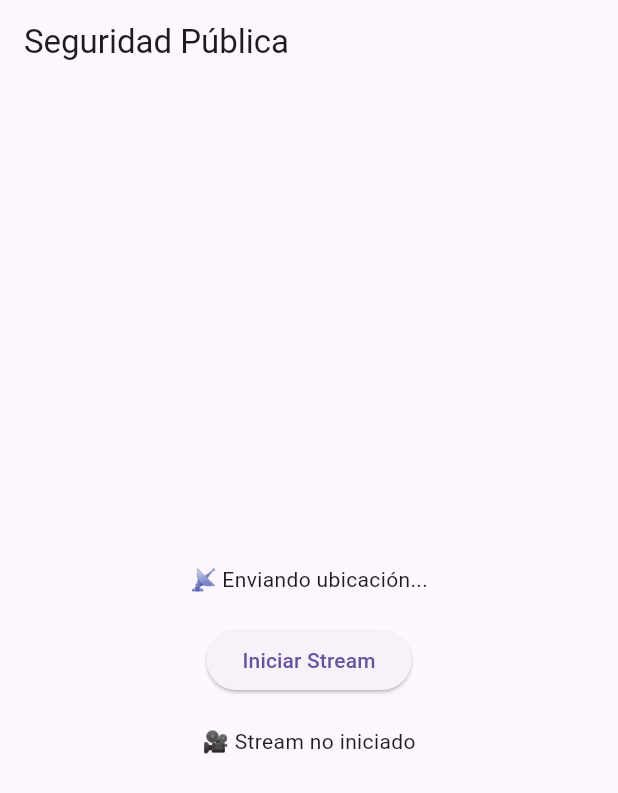
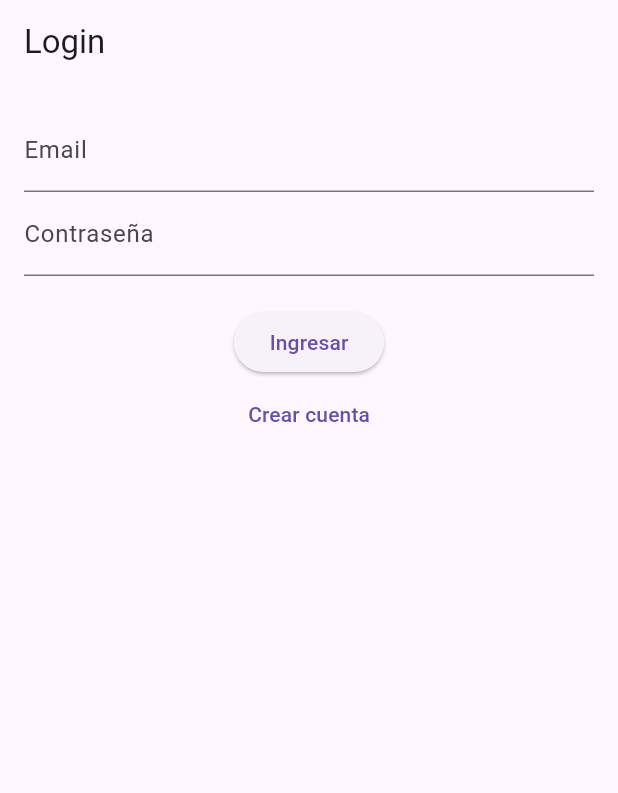
Before and after one commit to ClaudioDevp/Seguridad-plus-APP, a Flutter app: the screen it shows after launch, on a phone screen of 412 x 824 dp. Shown: the top 793 px of the screen. Run offline on Flutter 3.47's test engine with Material 3 defaults, Android fonts, the phone set to English and light mode, and no system bars; our stand-ins replace cloud_firestore, connectivity_plus, firebase_auth, firebase_core, geolocator; missing offline and left inert: flutter_webrtc, livekit_client; accounts and stored records are empty.

Commit message:
Reordenamiento de la estructura + agregado de firebase para login

```diff
--- /dev/null
+++ b/lib/controllers/streaming_controller.dart
@@ -0,0 +1,64 @@
+import 'dart:async';
+import 'package:flutter/material.dart';
+import 'package:flutter_webrtc/flutter_webrtc.dart';
+import '../services/location_service.dart';
+import '../services/livekit_service.dart';
+import '../services/status_service.dart';
+import 'package:livekit_client/livekit_client.dart';
+
+class StreamingController extends ChangeNotifier {
+  final LocationService locationService;
+  final LiveKitService liveKitService;
+  final StatusService statusService;
+
+  RTCVideoRenderer renderer = RTCVideoRenderer();
+  bool isStreaming = false;
+  Timer? _statusTimer;
+  final String userId;
+
+  StreamingController({
+    required this.locationService,
+    required this.liveKitService,
+    required this.statusService,
+    required this.userId,
+  });
+
+  Future<void> init() async {
+    await renderer.initialize();
+    locationService.startSendingLocation();
+    _startStatusTimer();
+  }
+
+  void _startStatusTimer() {
+    _statusTimer = Timer.periodic(const Duration(seconds: 5), (_) {
+      statusService.checkAndSendStatus(userId);
+    });
+  }
+
+  Future<void> startStreaming() async {
+    final track = await liveKitService.connectAndPublish();
+    if (track is LocalVideoTrack) {
+      final mediaStream = await createLocalMediaStream('local');
+      mediaStream.addTrack(track.mediaStreamTrack);
+      renderer.srcObject = mediaStream;
+      isStreaming = true;
+      notifyListeners();
+    }
+  }
+
+  Future<void> stopStreaming() async {
+    await liveKitService.disconnect();
+    renderer.srcObject = null;
+    isStreaming = false;
+    notifyListeners();
+    await renderer.dispose();
+  }
+
+  void dispose() {
+    renderer.dispose();
+    locationService.stopSendingLocation();
+    liveKitService.disconnect();
+    _statusTimer?.cancel();
+    super.dispose();
+  }
+}
--- a/lib/main.dart
+++ b/lib/main.dart
@@ -1,117 +1,70 @@
+import 'package:firebase_auth/firebase_auth.dart';
 import 'package:flutter/material.dart';
 import 'package:firebase_core/firebase_core.dart';
-import 'package:flutter_webrtc/flutter_webrtc.dart';
+import 'package:provider/provider.dart';
+import 'controllers/streaming_controller.dart';
+import 'services/location_service.dart';
+import 'services/livekit_service.dart';
+import 'services/status_service.dart';
+import 'pages/alert_page.dart';
 import 'firebase_options.dart';
-import 'location_service.dart';
-import 'livekit_service.dart';
-import 'status_service.dart'; // Nuevo import para el chequeo de estado
-import 'dart:async'; // Para el Timer
-import 'package:livekit_client/livekit_client.dart';
+import 'pages/login_page.dart';
+import 'services/auth_service.dart';
+import 'services/firestore_service.dart';
 
 void main() async {
   WidgetsFlutterBinding.ensureInitialized();
   await Firebase.initializeApp(
     options: DefaultFirebaseOptions.currentPlatform,
   );
-  runApp(const MyApp());
+
+  runApp(MaterialApp(
+    debugShowCheckedModeBanner: false,
+    home: AuthWrapper(),
+  ));
 }
 
-class MyApp extends StatefulWidget {
-  const MyApp({super.key});
 
-  @override
-  State<MyApp> createState() => _MyAppState();
-}
 
-class _MyAppState extends State<MyApp> {
-  final LocationService _locationService = LocationService();
-  final LiveKitService _liveKitService = LiveKitService();
-  final StatusService _statusService = StatusService(); // Instancia del servicio de estado
 
-  final RTCVideoRenderer _renderer = RTCVideoRenderer();
-  bool _isStreaming = false;
+class AuthWrapper extends StatelessWidget {
+  AuthWrapper({super.key});
 
-  Timer? _statusTimer; // Timer para enviar estado cada 5 seg
-  final String _userId = 'usuario1'; // Puedes reemplazar con UID real si usas Firebase Auth
-
-  @override
-  void initState() {
-    super.initState();
-    _initializeRenderer();
-    _locationService.startSendingLocation();
-
-    // Enviar estado al iniciar
-    _statusService.checkAndSendStatus(_userId);
-
-    // Enviar estado cada 5 segundos
-    _statusTimer = Timer.periodic(const Duration(seconds: 5), (_) {
-      _statusService.checkAndSendStatus(_userId);
-    });
-  }
-
-  Future<void> _initializeRenderer() async {
-    await _renderer.initialize();
-  }
-
-  Future<void> _startStreaming() async {
-    final track = await _liveKitService.connectAndPublish();
-    if (track is LocalVideoTrack) {
-      final mediaStream = await createLocalMediaStream('local');
-      mediaStream.addTrack(track.mediaStreamTrack);
-      _renderer.srcObject = mediaStream;
-
-      setState(() {
-        _isStreaming = true;
-      });
-    }
-  }
-
-  Future<void> _stopStreaming() async {
-    await _liveKitService.disconnect();
-    _renderer.srcObject = null;
-
-    setState(() {
-      _isStreaming = false;
-    });
-  }
-
-  @override
-  void dispose() {
-    _renderer.dispose();
-    _locationService.stopSendingLocation();
-    _liveKitService.disconnect();
-    _statusTimer?.cancel(); // Cancelar el timer al salir
-    super.dispose();
-  }
+  final AuthService _authService = AuthService( firestoreService: FirestoreService());
 
   @override
   Widget build(BuildContext context) {
-    return MaterialApp(
-      debugShowCheckedModeBanner: false,
-      home: Scaffold(
-        appBar: AppBar(title: const Text('Seguridad Pública')),
-        body: Center(
-          child: Column(
-            mainAxisAlignment: MainAxisAlignment.center,
-            children: [
-              const Text('📡 Enviando ubicación...'),
-              const SizedBox(height: 20),
-              ElevatedButton(
-                onPressed: _isStreaming ? _stopStreaming : _startStreaming,
-                child: Text(_isStreaming ? 'Detener Stream' : 'Iniciar Stream'),
+    return StreamBuilder<User?>(
+      stream: _authService.userChanges,
+      builder: (context, snapshot) {
+        if (snapshot.connectionState == ConnectionState.waiting) {
+          return const Scaffold(body: Center(child: CircularProgressIndicator()));
+        }
+
+        if (snapshot.hasData && snapshot.data != null) {
+          final user = snapshot.data!;
+          return MultiProvider(
+            providers: [
+              ChangeNotifierProvider(
+                create: (_) => StreamingController(
+                  locationService: LocationService(firestoreService: FirestoreService()),
+                  liveKitService: LiveKitService(),
+                  statusService: StatusService(),
+                  userId: user.uid,
+                )..init(),
               ),
-              const SizedBox(height: 20),
-              _isStreaming && _renderer.srcObject != null
-                  ? SizedBox(
-                      width: MediaQuery.of(context).size.width * 0.9, // 90% del ancho de pantalla
-                      height: MediaQuery.of(context).size.height * 0.6, // 60% del alto de pantalla
-                      child: RTCVideoView(_renderer),
-                    )
-                  : const Text('🎥 Stream no iniciado'),
             ],
-          ),
-        ),
-      ),
+            child: const AlertPage(),
+          );
+        } else {
+          return LoginPage(
+            authService: _authService,
+            onLogin: (user) {
+              // El StreamBuilder reaccionará automáticamente, no hace falta hacer nada aquí
+            },
+          );
+        }
+      },
     );
   }
 }
--- /dev/null
+++ b/lib/pages/login_page.dart
@@ -0,0 +1,92 @@
+import 'package:flutter/material.dart';
+import 'package:firebase_auth/firebase_auth.dart';
+import '../services/auth_service.dart'; // importa tu AuthService
+import './register_page.dart';
+
+class LoginPage extends StatefulWidget {
+  final void Function(User) onLogin;
+  final AuthService authService;
+
+  const LoginPage({
+    super.key,
+    required this.onLogin,
+    required this.authService,
+  });
+
+  @override
+  State<LoginPage> createState() => _LoginPageState();
+}
+
+class _LoginPageState extends State<LoginPage> {
+  final _emailController = TextEditingController();
+  final _passwordController = TextEditingController();
+  bool _isLoading = false;
+  String? _error;
+
+  Future<void> _login() async {
+    setState(() {
+      _isLoading = true;
+      _error = null;
+    });
+    try {
+      final user = await widget.authService.signIn(
+        _emailController.text.trim(),
+        _passwordController.text.trim(),
+      );
+      if (user != null) widget.onLogin(user);
+    } catch (e) {
+      setState(() {
+        _error = e.toString();
+      });
+    } finally {
+      setState(() {
+        _isLoading = false;
+      });
+    }
+  }
+
+  @override
+  Widget build(BuildContext context) {
+    return Scaffold(
+      appBar: AppBar(title: const Text('Login')),
+      body: Padding(
+        padding: const EdgeInsets.all(16),
+        child: Column(
+          children: [
+            if (_error != null)
+              Text(_error!, style: const TextStyle(color: Colors.red)),
+            TextField(
+              controller: _emailController,
+              decoration: const InputDecoration(labelText: 'Email'),
+              keyboardType: TextInputType.emailAddress,
+            ),
+            TextField(
+              controller: _passwordController,
+              decoration: const InputDecoration(labelText: 'Contraseña'),
+              obscureText: true,
+            ),
+            const SizedBox(height: 20),
+            if (_isLoading)
+              const CircularProgressIndicator()
+            else ...[
+              ElevatedButton(onPressed: _login, child: const Text('Ingresar')),
+              TextButton(
+                onPressed: () {
+                  Navigator.push(
+                    context,
+                    MaterialPageRoute(
+                      builder:
+                          (context) =>
+                              RegisterPage(authService: widget.authService),
+                    ),
+                  );
+                },
+                child: const Text('Crear cuenta'),
+              ),
+            ],
+          ],
+        ),
+      ),
+    );
+  }
+}
--- /dev/null
+++ b/lib/services/auth_service.dart
@@ -0,0 +1,34 @@
+import 'package:firebase_auth/firebase_auth.dart';
+import 'firestore_service.dart';  // importa tu FirestoreService
+
+class AuthService {
+  final FirebaseAuth _auth = FirebaseAuth.instance;
+  final FirestoreService firestoreService;
+
+  AuthService({required this.firestoreService});
+
+  Stream<User?> get userChanges => _auth.authStateChanges();
+
+  Future<User?> signIn(String email, String password) async {
+    final credential = await _auth.signInWithEmailAndPassword(email: email, password: password);
+    return credential.user;
+  }
+
+  Future<User?> register(String email, String password) async {
+    final credential = await _auth.createUserWithEmailAndPassword(email: email, password: password);
+    final user = credential.user;
+
+    if (user != null) {
+      // Crear documento en Firestore 'users' con info básica
+      await firestoreService.createUser(user.uid, {
+        'email': email,
+        'createdAt': DateTime.now(),
+      });
+    }
+    return user;
+  }
+
+  Future<void> signOut() async {
+    await _auth.signOut();
+  }
+}
--- a/lib/location_service.dart
+++ b/lib/services/location_service.dart
@@ -1,12 +1,13 @@
 // ignore_for_file: avoid_print
 
 import 'dart:async';
-import 'package:cloud_firestore/cloud_firestore.dart';
 import 'package:geolocator/geolocator.dart';
+import './firestore_service.dart';
 
 class LocationService {
-  final FirebaseFirestore _firestore = FirebaseFirestore.instance;
+  final FirestoreService firestoreService;
   Timer? _timer;
+  LocationService({required this.firestoreService});
 
   Future<void> startSendingLocation() async {
     bool serviceEnabled = await Geolocator.isLocationServiceEnabled();
@@ -29,16 +30,11 @@ class LocationService {
       return;
     }
 
-    // Empieza a enviar la ubicación cada 10 segundos
+    // Empieza a enviar la ubicación cada 15 segundos
     _timer = Timer.periodic(Duration(seconds: 15), (timer) async {
       try {
         Position position = await Geolocator.getCurrentPosition();
-        await _firestore.collection('ubicaciones').doc('usuario_1').set({
-          'latitud': position.latitude,
-          'longitud': position.longitude,
-          'timestamp': FieldValue.serverTimestamp(),
-        });
-
+        await firestoreService.saveUserLocation("usuario_1", position.latitude, position.longitude);
         print('Ubicación enviada: ${position.latitude}, ${position.longitude}');
       } catch (e) {
         print('Error al obtener ubicación: $e');
--- a/lib/status_service.dart
+++ b/lib/services/status_service.dart
@@ -8,11 +8,13 @@ class StatusService {
   Future<void> checkAndSendStatus(String userId) async {
     final ubicacionActiva = await _isLocationEnabled();
     final internetActivo = await _hasInternet();
+    final alertaActiva = await _hasActiveAlert();
 
     final data = {
       'ubicacion_activada': ubicacionActiva,
       'conectado_internet': internetActivo,
       'ultima_actualizacion': DateTime.now(),
+      'alerta_activa': alertaActiva,
     };
 
     await _firestore.collection('estado_usuarios').doc(userId).set(data);
@@ -26,4 +28,8 @@ class StatusService {
     final result = await Connectivity().checkConnectivity();
     return result != ConnectivityResult.none;
   }
+  Future<bool> _hasActiveAlert() async {
+    final result = await Connectivity().checkConnectivity();
+    return result != ConnectivityResult.none;
+  }
 }
```
Also changed, not shown: lib/pages/alert_page.dart (added, +66 -0 lines), lib/pages/emergency_options_page.dart (added, +127 -0 lines), lib/pages/register_page.dart (added, +81 -0 lines), lib/services/firestore_service.dart (added, +23 -0 lines), pubspec.yaml (+7 -16 lines), lib/services/livekit_service.dart (renamed from lib/livekit_service.dart), pubspec.lock, 3 other files.
